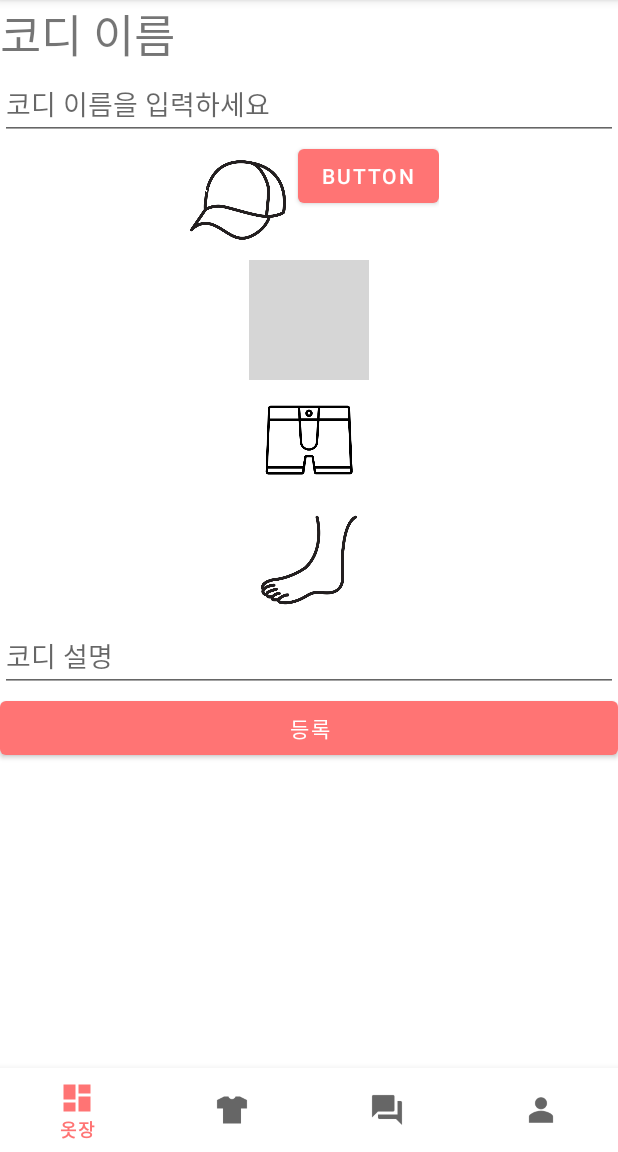
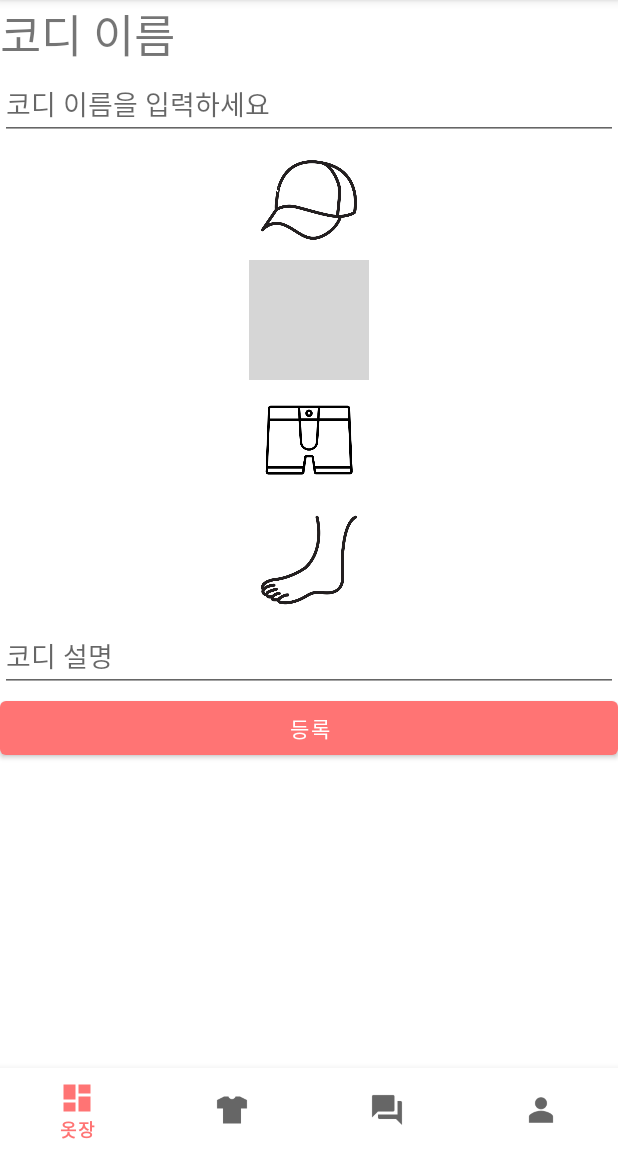
Before and after one commit to jieun1014/mycloset, an Android app: the fragment CodyWriteFragment placed in its activity, on a phone screen of 412 x 824 dp, the part 84-1236 px from its top. Run offline under Robolectric (Android 15) with nearby library versions, the phone set to English and light mode, and no system bars; our stand-ins replace Firebase (no records; nobody signed in at launch, a user with empty details on screens opened directly); grey boxes are pictures that could not be loaded.

Commit message:
코디 레이아웃 수정

```diff
--- a/app/src/main/res/layout/fragment_cody_write.xml
+++ b/app/src/main/res/layout/fragment_cody_write.xml
@@ -34,13 +34,6 @@
                 android:layout_width="80dp"
                 android:layout_height="80dp"
                 android:src="@drawable/codycap" />
-
-            <Button
-                android:id="@+id/buttonHat"
-                android:layout_width="wrap_content"
-                android:layout_height="wrap_content"
-                android:layout_weight="1"
-                android:text="Button" />
 
         </LinearLayout>
 
```
